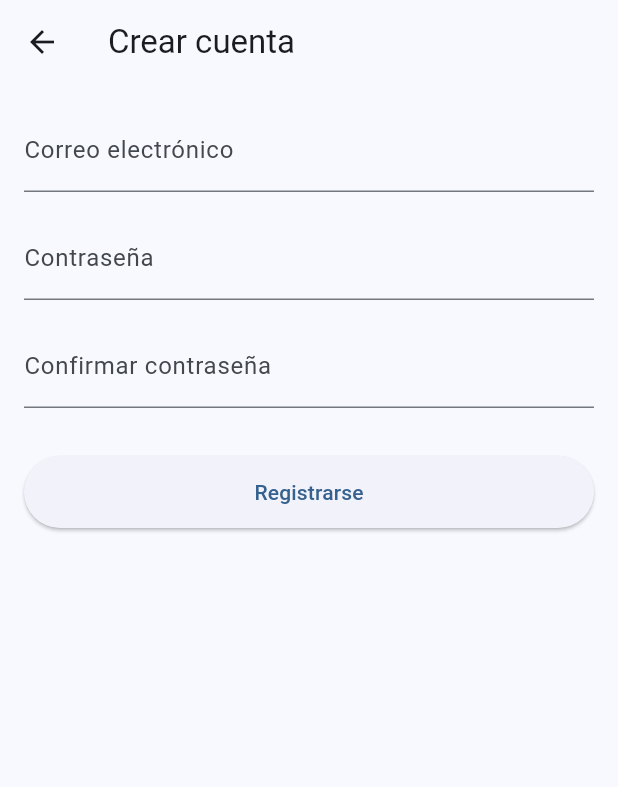
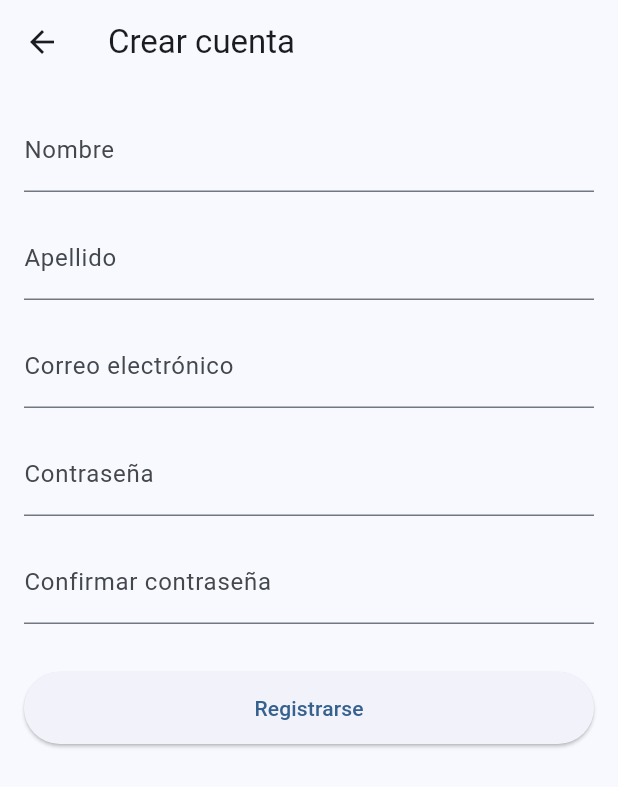
Before and after one commit to lucasaupi/reginaApp, a Flutter app: the RegisterScreen screen opened directly, on a phone screen of 412 x 824 dp. Shown: the top 787 px of the screen. Run offline on Flutter 3.47's test engine with Material 3 defaults, Android fonts, the phone set to English and light mode, and no system bars; our stand-ins replace cloud_firestore, firebase_auth, firebase_core, flutter_riverpod, go_router, table_calendar; accounts and stored records are empty.

Commit message:
Add register fields name and lastName

```diff
--- a/lib/presentation/screens/register_screen.dart
+++ b/lib/presentation/screens/register_screen.dart
@@ -13,6 +13,8 @@ class _RegisterScreenState extends ConsumerState<RegisterScreen> {
   final _emailController = TextEditingController();
   final _passwordController = TextEditingController();
   final _confirmPasswordController = TextEditingController();
+  final _firstNameController = TextEditingController();
+  final _lastNameController = TextEditingController();
   final _formKey = GlobalKey<FormState>();
 
   Future<void> _register() async {
@@ -74,6 +76,24 @@ class _RegisterScreenState extends ConsumerState<RegisterScreen> {
             shrinkWrap: true,
             children: [
               TextFormField(
+                controller: _firstNameController,
+                decoration: const InputDecoration(labelText: 'Nombre'),
+                validator:
+                    (val) =>
+                        val == null || val.isEmpty ? 'Ingrese su nombre' : null,
+              ),
+              const SizedBox(height: 16),
+              TextFormField(
+                controller: _lastNameController,
+                decoration: const InputDecoration(labelText: 'Apellido'),
+                validator:
+                    (val) =>
+                        val == null || val.isEmpty
+                            ? 'Ingrese su apellido'
+                            : null,
+              ),
+              const SizedBox(height: 16),
+              TextFormField(
                 controller: _emailController,
                 decoration: const InputDecoration(
                   labelText: 'Correo electrónico',
```
